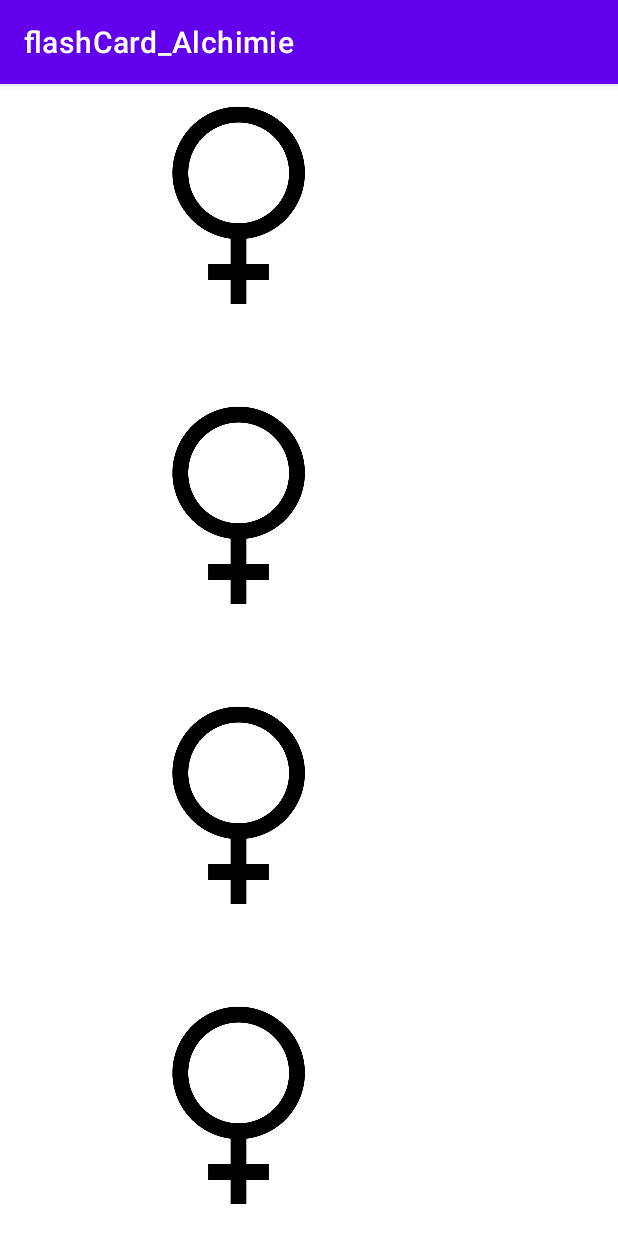
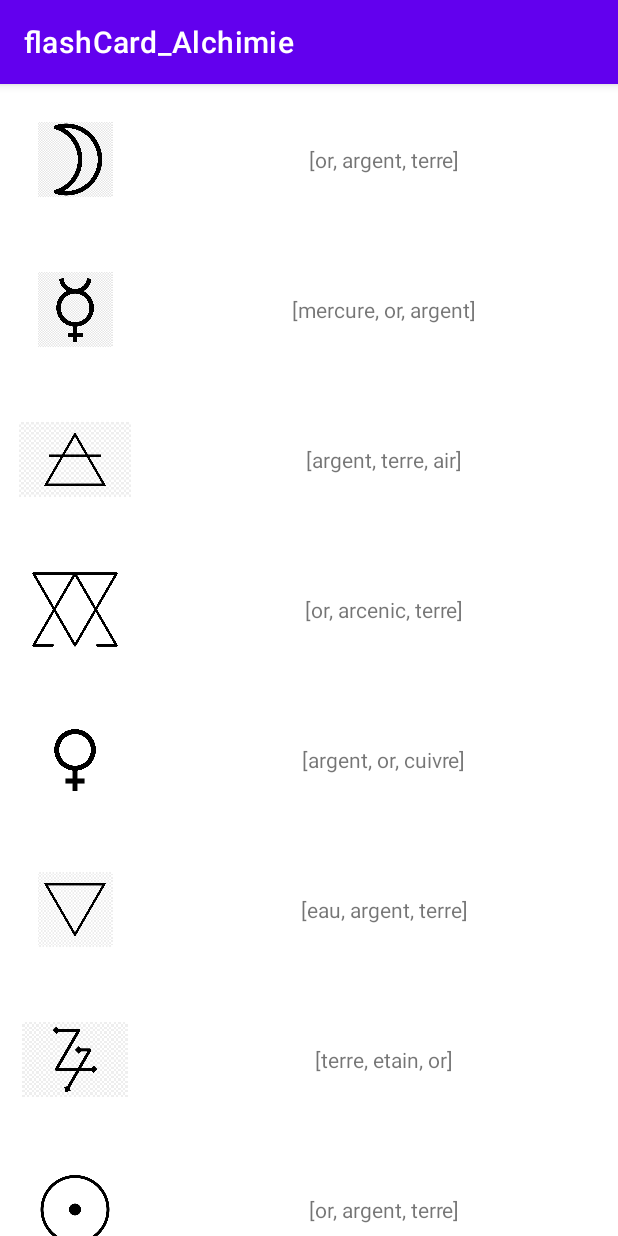
Before and after one commit to coding-factory-classrooms/android-l2-flashcards-groupe-7-alchimie, an Android app: the FlashcardListActivity screen opened directly, with no data from a screen before it, on a phone screen of 412 x 824 dp. Run offline under Robolectric (Android 15) with nearby library versions, the phone set to English and light mode, and no system bars.

Commit message:
Story 12 done

```diff
--- a/app/build.gradle
+++ b/app/build.gradle
@@ -36,4 +36,5 @@ dependencies {
     testImplementation 'junit:junit:4.+'
     androidTestImplementation 'androidx.test.ext:junit:1.1.2'
     androidTestImplementation 'androidx.test.espresso:espresso-core:3.3.0'
+    implementation 'androidx.recyclerview:recyclerview:1.1.0'
 }
--- a/app/src/main/java/com/team7/flashcard_alchimie/FlashCard.java
+++ b/app/src/main/java/com/team7/flashcard_alchimie/FlashCard.java
@@ -8,20 +8,12 @@ public class FlashCard {
     ArrayList<String> answers;
     String goodAnswer;
 
-    public String getQuestion() {
-        return question;
-    }
-
     public int getImage() {
         return image;
     }
 
     public ArrayList<String> getAnswers() {
         return answers;
-    }
-
-    public String getGoodAnswer() {
-        return goodAnswer;
     }
 
     public FlashCard(String question, int image, ArrayList<String> answers, String goodAnswer) {
--- a/app/src/main/java/com/team7/flashcard_alchimie/FlashCardAdapter.java
+++ b/app/src/main/java/com/team7/flashcard_alchimie/FlashCardAdapter.java
@@ -9,56 +9,44 @@ import android.widget.TextView;
 import androidx.annotation.NonNull;
 import androidx.recyclerview.widget.RecyclerView;
 
-import java.util.List;
+import java.util.ArrayList;
 
 public class FlashCardAdapter extends RecyclerView.Adapter<FlashCardAdapter.ViewHolder> {
 
-    private List<FlashCard> flashcard;
+    private ArrayList<FlashCard> flashCards;
 
-    public FlashCardAdapter(List<FlashCard> flashcard) {
-        this.flashcard = flashcard;
+    public FlashCardAdapter(ArrayList<FlashCard> flashcard) {
+        this.flashCards = flashcard;
     }
-
-
-
-
-
 
     @NonNull
     @Override
     public ViewHolder onCreateViewHolder(@NonNull ViewGroup parent, int viewType) {
-        View view = LayoutInflater.from(parent.getContext())
-                .inflate(R.layout.item_flashcard, parent, false);
+        View view = LayoutInflater.from(parent.getContext()).inflate(R.layout.item_flashcard, parent, false);
         return new ViewHolder(view);
     }
 
     @Override
     public void onBindViewHolder(@NonNull ViewHolder holder, int position) {
-
-        FlashCard flashCard = flashcard.get(position);
+        FlashCard flashCard = flashCards.get(position);
         holder.symbol.setImageResource(flashCard.getImage());
-        holder.question.setText(flashCard.getQuestion());
-        holder.answer.setText(flashCard.getAnswers() + "");
-
-
+        holder.answers.setText(flashCard.getAnswers().toString());
     }
 
     @Override
     public int getItemCount() {
-        return flashcard.size();
+        return flashCards.size();
     }
 
     class ViewHolder extends RecyclerView.ViewHolder {
 
         final ImageView symbol;
-        final TextView question;
-        final TextView answer;
+        final TextView answers;
 
         public ViewHolder(@NonNull View itemView) {
             super(itemView);
-            symbol = itemView.findViewById(R.id.imageView);
-            question = itemView.findViewById(R.id.questionTextView);
-            answer = itemView.findViewById(R.id.radioGroup);
+            symbol = itemView.findViewById(R.id.symbolImageView);
+            answers = itemView.findViewById(R.id.answersTextView);
         }
     }
 }
--- a/app/src/main/java/com/team7/flashcard_alchimie/FlashcardListActivity.java
+++ b/app/src/main/java/com/team7/flashcard_alchimie/FlashcardListActivity.java
@@ -8,11 +8,11 @@ import androidx.recyclerview.widget.RecyclerView;
 import android.os.Bundle;
 
 import java.util.ArrayList;
-import java.util.List;
+import java.util.Collections;
 
 public class FlashcardListActivity extends AppCompatActivity {
 
-    private List<FlashCard> flashcard;
+    private ArrayList<FlashCard> flashCards;
     private FlashCardAdapter adapter;
 
     @Override
@@ -20,19 +20,97 @@ public class FlashcardListActivity extends AppCompatActivity {
         super.onCreate(savedInstanceState);
         setContentView(R.layout.activity_flashcard_list);
 
-        flashcard = new ArrayList<>();
+        flashCards = new ArrayList<>();
 
         ArrayList<String> answersArgent = new ArrayList<>();
         answersArgent.add("terre");
         answersArgent.add("or");
         answersArgent.add("argent");
+        Collections.shuffle(answersArgent);
+        ArrayList<String> answersMercure = new ArrayList<>();
+        answersMercure.add("mercure");
+        answersMercure.add("or");
+        answersMercure.add("argent");
+        Collections.shuffle(answersMercure);
+        ArrayList<String> answersAir = new ArrayList<>();
+        answersAir.add("terre");
+        answersAir.add("air");
+        answersAir.add("argent");
+        Collections.shuffle(answersAir);
+        ArrayList<String> answersArcenic = new ArrayList<>();
+        answersArcenic.add("terre");
+        answersArcenic.add("or");
+        answersArcenic.add("arcenic");
+        Collections.shuffle(answersArcenic);
+        ArrayList<String> answersCuivre = new ArrayList<>();
+        answersCuivre.add("cuivre");
+        answersCuivre.add("or");
+        answersCuivre.add("argent");
+        Collections.shuffle(answersCuivre);
+        ArrayList<String> answersEau = new ArrayList<>();
+        answersEau.add("terre");
+        answersEau.add("eau");
+        answersEau.add("argent");
+        Collections.shuffle(answersEau);
+        ArrayList<String> answersEtain = new ArrayList<>();
+        answersEtain.add("terre");
+        answersEtain.add("or");
+        answersEtain.add("etain");
+        Collections.shuffle(answersEtain);
+        ArrayList<String> answersOr = new ArrayList<>();
+        answersOr.add("terre");
+        answersOr.add("or");
+        answersOr.add("argent");
+        Collections.shuffle(answersOr);
+        ArrayList<String> answersPierrePhilosophale = new ArrayList<>();
+        answersPierrePhilosophale.add("pierre philosophale");
+        answersPierrePhilosophale.add("or");
+        answersPierrePhilosophale.add("argent");
+        Collections.shuffle(answersPierrePhilosophale);
+        ArrayList<String> answersPlomb = new ArrayList<>();
+        answersPlomb.add("terre");
+        answersPlomb.add("plomb");
+        answersPlomb.add("argent");
+        Collections.shuffle(answersPlomb);
+        ArrayList<String> answersSalpetre = new ArrayList<>();
+        answersSalpetre.add("terre");
+        answersSalpetre.add("or");
+        answersSalpetre.add("salpetre");
+        Collections.shuffle(answersSalpetre);
+        ArrayList<String> answersSoufre = new ArrayList<>();
+        answersSoufre.add("terre");
+        answersSoufre.add("or");
+        answersSoufre.add("soufre");
+        Collections.shuffle(answersSoufre);
+        ArrayList<String> answersTerre = new ArrayList<>();
+        answersTerre.add("terre");
+        answersTerre.add("or");
+        answersTerre.add("soufre");
+        Collections.shuffle(answersTerre);
+        ArrayList<String> answersVitrol = new ArrayList<>();
+        answersVitrol.add("terre");
+        answersVitrol.add("or");
+        answersVitrol.add("vitrol");
+        Collections.shuffle(answersVitrol);
 
-        for (int i= 0; i< 30; i++){
-           flashcard.add(new FlashCard("A quoi correspond ceci en Alchimie ?", R.drawable.lune_argent,answersArgent, "argent"));
-        }
-        adapter = new FlashCardAdapter(flashcard);
+        flashCards.add(new FlashCard("A quoi correspond ceci en Alchimie ?", R.drawable.lune_argent, answersArgent, "argent"));
+        flashCards.add(new FlashCard("A quoi correspond ceci en Alchimie ?", R.drawable.mercure, answersMercure, "mercure"));
+        flashCards.add(new FlashCard("A quoi correspond ceci en Alchimie ?", R.drawable.air, answersAir, "air"));
+        flashCards.add(new FlashCard("A quoi correspond ceci en Alchimie ?", R.drawable.arsenic, answersArcenic, "arsenic"));
+        flashCards.add(new FlashCard("A quoi correspond ceci en Alchimie ?", R.drawable.cuivre_venus, answersCuivre, "cuivre"));
+        flashCards.add(new FlashCard("A quoi correspond ceci en Alchimie ?", R.drawable.eau, answersEau, "eau"));
+        flashCards.add(new FlashCard("A quoi correspond ceci en Alchimie ?", R.drawable.etain_jupiter, answersEtain, "etain"));
+        flashCards.add(new FlashCard("A quoi correspond ceci en Alchimie ?", R.drawable.or_soleil, answersOr, "or"));
+        flashCards.add(new FlashCard("A quoi correspond ceci en Alchimie ?", R.drawable.pierre_philosophale_, answersPierrePhilosophale, "pierre philosophale"));
+        flashCards.add(new FlashCard("A quoi correspond ceci en Alchimie ?", R.drawable.plomb_saturne, answersPlomb, "plomb"));
+        flashCards.add(new FlashCard("A quoi correspond ceci en Alchimie ?", R.drawable.salpetre, answersSalpetre, "salpetre"));
+        flashCards.add(new FlashCard("A quoi correspond ceci en Alchimie ?", R.drawable.soufre, answersSoufre, "soufre"));
+        flashCards.add(new FlashCard("A quoi correspond ceci en Alchimie ?", R.drawable.terre, answersTerre, "terre"));
+        flashCards.add(new FlashCard("A quoi correspond ceci en Alchimie ?", R.drawable.vitrol, answersVitrol, "vitrol"));
 
-        RecyclerView recyclerView = findViewById(R.id.RecyclerView);
+        adapter = new FlashCardAdapter(flashCards);
+
+        RecyclerView recyclerView = findViewById(R.id.recyclerView);
         recyclerView.setAdapter(adapter);
         recyclerView.setLayoutManager(new LinearLayoutManager(this));
     }
--- a/app/src/main/java/com/team7/flashcard_alchimie/HomePage.java
+++ b/app/src/main/java/com/team7/flashcard_alchimie/HomePage.java
@@ -30,6 +30,14 @@ public class HomePage extends AppCompatActivity {
                 startActivity(intent);
             }
         });
+        Button recyclerButton = findViewById(R.id.recyclerButton);
+        recyclerButton.setOnClickListener(new View.OnClickListener() {
+            @Override
+            public void onClick(View v) {
+                Intent intent = new Intent(HomePage.this, FlashcardListActivity.class);
+                startActivity(intent);
+            }
+        });
     }
 
 }
--- a/app/src/main/res/layout/activity_flashcard_list.xml
+++ b/app/src/main/res/layout/activity_flashcard_list.xml
@@ -7,12 +7,13 @@
     tools:context=".FlashcardListActivity">
 
     <androidx.recyclerview.widget.RecyclerView
-        android:id="@+id/RecyclerView"
-        android:layout_width="match_parent"
-        android:layout_height="match_parent"
+        android:id="@+id/recyclerView"
+        android:layout_width="0dp"
+        android:layout_height="0dp"
         app:layout_constraintBottom_toBottomOf="parent"
         app:layout_constraintEnd_toEndOf="parent"
         app:layout_constraintStart_toStartOf="parent"
         app:layout_constraintTop_toTopOf="parent"
+        tools:itemCount="10"
         tools:listitem="@layout/item_flashcard" />
 </androidx.constraintlayout.widget.ConstraintLayout>
--- a/app/src/main/res/layout/activity_home_page.xml
+++ b/app/src/main/res/layout/activity_home_page.xml
@@ -27,10 +27,10 @@
         app:layout_constraintTop_toBottomOf="@+id/quizzButton" />
 
     <Button
-        android:id="@+id/RecyclerButton"
+        android:id="@+id/recyclerButton"
         android:layout_width="wrap_content"
         android:layout_height="wrap_content"
-        android:text="vue d'ensemble"
+        android:text="Questions "
         android:textColor="#000000"
         app:backgroundTint="#00C1AF"
         app:layout_constraintBottom_toTopOf="@+id/quizzButton"
--- a/app/src/main/res/layout/item_flashcard.xml
+++ b/app/src/main/res/layout/item_flashcard.xml
@@ -3,23 +3,25 @@
     xmlns:app="http://schemas.android.com/apk/res-auto"
     xmlns:tools="http://schemas.android.com/tools"
     android:layout_width="match_parent"
-    android:layout_height="200dp">
+    android:layout_height="100dp">
 
     <ImageView
-        android:id="@+id/imageView2"
-        android:layout_width="318dp"
-        android:layout_height="159dp"
+        android:id="@+id/symbolImageView"
+        android:layout_width="100dp"
+        android:layout_height="50dp"
+        app:layout_constraintBottom_toBottomOf="parent"
         app:layout_constraintStart_toStartOf="parent"
         app:layout_constraintTop_toTopOf="parent"
         app:srcCompat="@drawable/cuivre_venus" />
 
     <TextView
-        android:id="@+id/textView"
+        android:id="@+id/answersTextView"
         android:layout_width="wrap_content"
         android:layout_height="wrap_content"
-        app:layout_constraintBottom_toBottomOf="parent"
-        app:layout_constraintEnd_toEndOf="@+id/imageView2"
-        app:layout_constraintStart_toStartOf="parent"
-        app:layout_constraintTop_toBottomOf="@+id/imageView2"
-        tools:text="cuivre" />
+        app:layout_constraintBottom_toBottomOf="@+id/symbolImageView"
+        app:layout_constraintEnd_toEndOf="parent"
+        app:layout_constraintStart_toEndOf="@+id/symbolImageView"
+        app:layout_constraintTop_toTopOf="@+id/symbolImageView"
+        tools:text="reponseA" />
+
 </androidx.constraintlayout.widget.ConstraintLayout>
```
